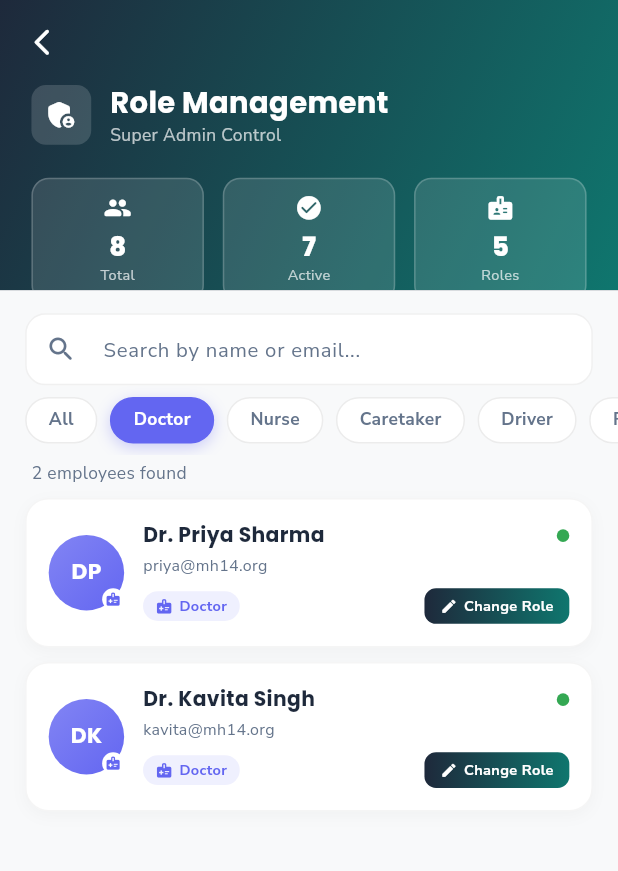
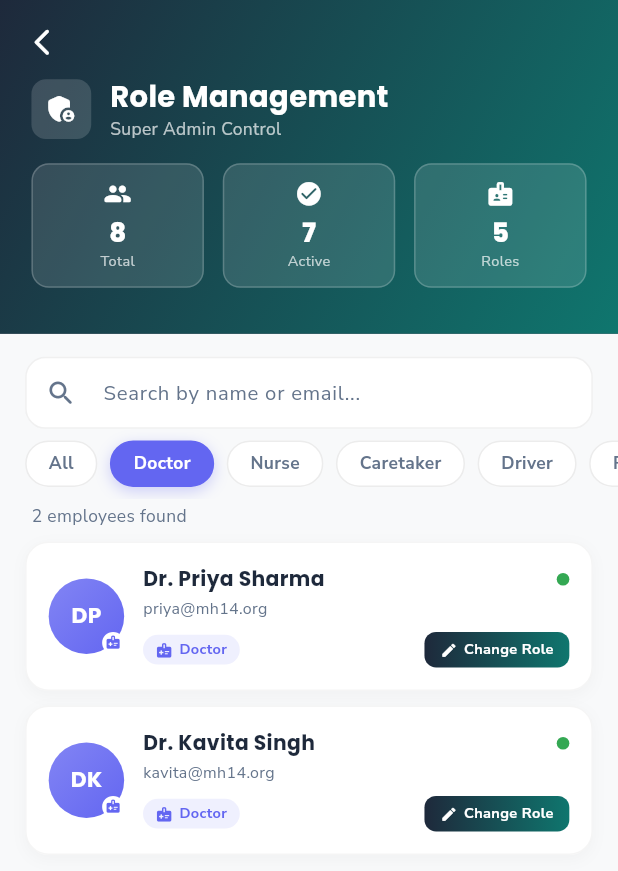
Before and after one commit to Dmali1686/internal_ngo_application, a Flutter app: the RoleManagementScreen screen opened by its route, after a tap on "Doctor", on a phone screen of 412 x 824 dp. Shown: the top 871 px of the screen. Run offline on Flutter 3.47's test engine with Material 3 defaults, Android fonts, the phone set to English and light mode, and no system bars; our stand-ins replace flutter_map, flutter_screenutil, flutter_tts, geocoding, geolocator, go_router and 4 more; network calls fail.

Commit message:
fix: role management screen - overflow + zero stats on first load
- Pre-populate _allEmployees/_filtered with mock data in initState()
  so header stat chips show real numbers immediately (never 0)
- Increased expandedHeight 200→230.h to give stat chips enough room
- Reduced internal padding (56→52.h top, 16→12.h bottom, spacing 20→14.h)
  to eliminate the 22-pixel bottom overflow error

```diff
--- a/lib/features/admin/screens/role_management_screen.dart
+++ b/lib/features/admin/screens/role_management_screen.dart
@@ -63,6 +63,10 @@ class _RoleManagementScreenState extends State<RoleManagementScreen> {
   void initState() {
     super.initState();
     AppLogger.lifecycle('RoleManagementScreen', 'initState');
+    // Pre-load mock data synchronously so the header stats never show 0
+    _loadMockEmployees();
+    _isLoading = false;
+    // Then attempt real API in background — will update if it succeeds
     _loadEmployees();
     _searchController.addListener(_applyFilters);
   }
@@ -255,7 +259,7 @@ class _RoleManagementScreenState extends State<RoleManagementScreen> {
 
   Widget _buildSliverHeader() {
     return SliverAppBar(
-      expandedHeight: 200.h,
+      expandedHeight: 230.h,
       floating: false,
       pinned: true,
       backgroundColor: const Color(0xFF1E293B),
@@ -274,7 +278,7 @@ class _RoleManagementScreenState extends State<RoleManagementScreen> {
           ),
           child: SafeArea(
             child: Padding(
-              padding: EdgeInsets.fromLTRB(20.w, 56.h, 20.w, 16.h),
+              padding: EdgeInsets.fromLTRB(20.w, 52.h, 20.w, 12.h),
               child: Column(
                 crossAxisAlignment: CrossAxisAlignment.start,
                 children: [
@@ -298,7 +302,7 @@ class _RoleManagementScreenState extends State<RoleManagementScreen> {
                       ),
                     ],
                   ),
-                  SizedBox(height: 20.h),
+                  SizedBox(height: 14.h),
                   Row(
                     children: [
                       _buildHeaderStat('Total', _allEmployees.length.toString(), Icons.people_rounded),
```
